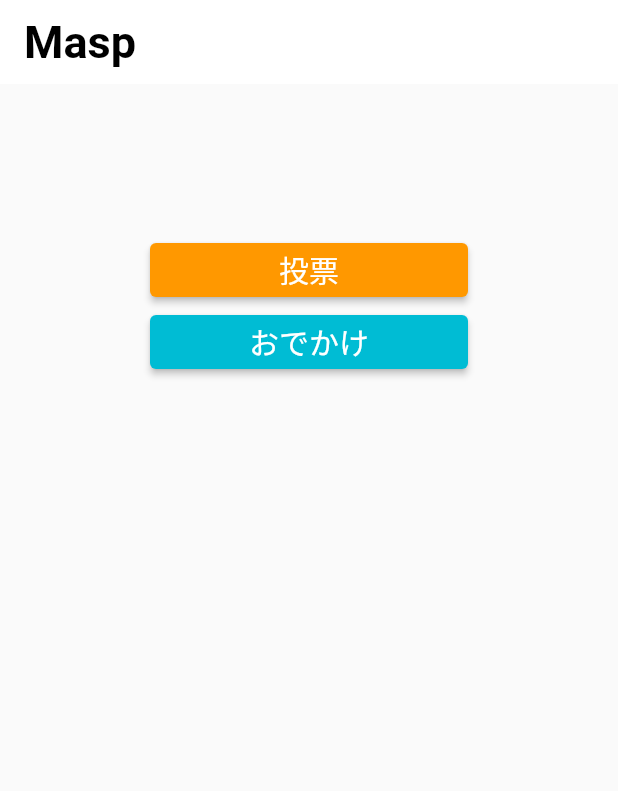
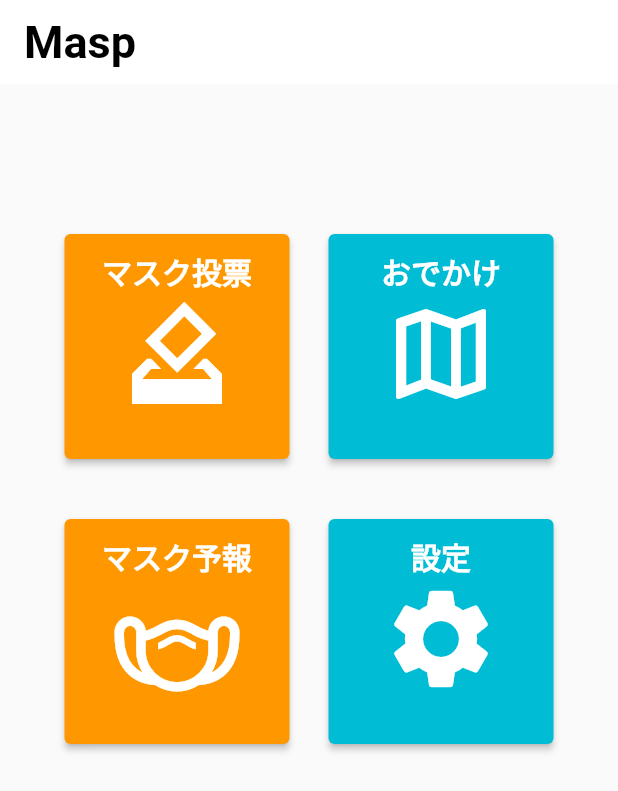
Before and after one commit to s1534/Masp, a Flutter app: the Main_manue screen opened directly, on a phone screen of 412 x 824 dp. Shown: the top 791 px of the screen. Run offline on Flutter 3.47's test engine with Material 2 defaults, Android fonts, the phone set to English and light mode, and no system bars; our stand-ins replace firebase_auth, firebase_core, fl_chart, flutter_datetime_picker, flutter_native_splash, url_launcher_web; missing offline and left inert: firebase_auth_web, firebase_core_web; accounts and stored records are empty.

Commit message:
change main menu UI

```diff
--- a/lib/init.dart
+++ b/lib/init.dart
@@ -17,8 +17,6 @@ void main() async {
 
 class MyApp extends StatelessWidget {
   const MyApp({Key? key}) : super(key: key);
-//ステップ１
-  // This widget is the root of your application.
   @override
   Widget build(BuildContext context) {
     return MaterialApp(
@@ -35,7 +33,6 @@ class MyHomePage extends StatefulWidget {
   const MyHomePage({Key? key, required this.title}) : super(key: key);
 
   final String title;
-  //ステップ１
 
   @override
   State<MyHomePage> createState() => _MyHomePageState();
--- a/lib/mainmune.dart
+++ b/lib/mainmune.dart
@@ -24,36 +24,84 @@ class _Main_manueState extends State<Main_manue> {
         automaticallyImplyLeading: false,
       ),
       body: Column(
+        mainAxisAlignment: MainAxisAlignment.start,
+        children: <Widget>[
+          Padding(
+            padding: const EdgeInsets.fromLTRB(0, 100, 0, 20),
+            child: RowButton(context),
+          ),
+          Padding(
+            padding: const EdgeInsets.fromLTRB(0, 20, 0, 20),
+            child: RowButton2(context),
+          ),
+        ],
+      ),
+    );
+  }
+
+  Row RowButton(BuildContext context) {
+    return Row(
+      mainAxisAlignment: MainAxisAlignment.center,
       children: [
-          Container(
-            // color: Colors.blueGrey.shade400,
-            padding: EdgeInsets.all(100),
-            child: Center(
-              child: Column(
-                mainAxisSize: MainAxisSize.min,
-                children: <Widget>[
-                  SizedBox(
-                    width: 400,
-                    // height: 50,
+        Padding(
+          padding: const EdgeInsets.fromLTRB(0, 0, 10, 0),
+          child: SizedBox(
+            width: 150,
+            height: 150,
             child: ElevatedButton(
               onPressed: () => {
-                        Navigator.of(context)
-                            .push(MaterialPageRoute(builder: (context) {
+                Navigator.of(context).push(
+                  PageRouteBuilder(
+                    pageBuilder: (context, animation, secondaryAnimation) {
                       return Vote();
-                        }))
                     },
-                      child: Text(
-                        '投票',
-                        style: TextStyle(color: Colors.white, fontSize: 20),
+                    transitionsBuilder:
+                        (context, animation, secondaryAnimation, child) {
+                      final double begin = 0.0;
+                      final double end = 1.0;
+                      final Animatable<double> tween =
+                          Tween(begin: begin, end: end)
+                              .chain(CurveTween(curve: Curves.easeInOut));
+                      final Animation<double> doubleAnimation =
+                          animation.drive(tween);
+                      return FadeTransition(
+                        opacity: doubleAnimation,
+                        child: child,
+                      );
+                    },
+                  ),
+                )
+              },
+              child: Padding(
+                padding: const EdgeInsets.fromLTRB(0, 10, 0, 0),
+                child: Column(
+                  children: [
+                    Text(
+                      'マスク投票',
+                      style: TextStyle(
+                          color: Colors.white,
+                          fontSize: 20,
+                          fontWeight: FontWeight.bold),
+                    ),
+                    Icon(
+                        IconData(
+                          0xea26,
+                          fontFamily: 'MaterialIcons',
+                        ),
+                        size: 80)
+                  ],
+                ),
               ),
               style: ElevatedButton.styleFrom(
-                          fixedSize: const Size(300, 30),
-                          primary: Colors.orange),
+                  fixedSize: const Size(300, 30), primary: Colors.orange),
             ),
           ),
-                  SizedBox(
-                    width: 300,
-                    // height: 50,
+        ),
+        Padding(
+          padding: const EdgeInsets.fromLTRB(16, 0, 0, 0),
+          child: SizedBox(
+            width: 150,
+            height: 150,
             child: ElevatedButton(
               onPressed: () => {
                 Navigator.of(context)
@@ -61,21 +109,116 @@ class _Main_manueState extends State<Main_manue> {
                   return Set_destination();
                 }))
               },
-                      child: Text(
+              child: Padding(
+                padding: const EdgeInsets.fromLTRB(0, 10, 0, 0),
+                child: Column(
+                  children: [
+                    Text(
                       "おでかけ",
-                        style: TextStyle(color: Colors.white, fontSize: 20),
+                      style: TextStyle(
+                          color: Colors.white,
+                          fontSize: 20,
+                          fontWeight: FontWeight.bold),
                     ),
-                      // style: ElevatedButton.styleFrom(primary: Colors.cyan[200]),
+                    Icon(IconData(0xf1ae, fontFamily: 'MaterialIcons'),
+                        size: 80)
+                  ],
+                ),
+              ),
               style: ElevatedButton.styleFrom(
                   fixedSize: const Size(30, 30), primary: Colors.cyan),
             ),
           ),
+        ),
       ],
+    );
+  }
+}
+
+Row RowButton2(BuildContext context) {
+  return Row(
+    mainAxisAlignment: MainAxisAlignment.center,
+    children: [
+      Padding(
+        padding: const EdgeInsets.fromLTRB(0, 0, 10, 0),
+        child: SizedBox(
+          width: 150,
+          height: 150,
+          child: ElevatedButton(
+            onPressed: () => {
+              Navigator.of(context).push(
+                PageRouteBuilder(
+                  pageBuilder: (context, animation, secondaryAnimation) {
+                    return Vote();
+                  },
+                  transitionsBuilder:
+                      (context, animation, secondaryAnimation, child) {
+                    final double begin = 0.0;
+                    final double end = 1.0;
+                    final Animatable<double> tween =
+                        Tween(begin: begin, end: end)
+                            .chain(CurveTween(curve: Curves.easeInOut));
+                    final Animation<double> doubleAnimation =
+                        animation.drive(tween);
+                    return FadeTransition(
+                      opacity: doubleAnimation,
+                      child: child,
+                    );
+                  },
+                ),
+              )
+            },
+            child: Padding(
+              padding: const EdgeInsets.fromLTRB(0, 10, 0, 0),
+              child: Column(
+                children: [
+                  Text(
+                    'マスク予報',
+                    style: TextStyle(
+                        color: Colors.white,
+                        fontSize: 20,
+                        fontWeight: FontWeight.bold),
+                  ),
+                  Icon(IconData(0xf1b9, fontFamily: 'MaterialIcons'), size: 100)
+                ],
+              ),
+            ),
+            style: ElevatedButton.styleFrom(
+                fixedSize: const Size(300, 30), primary: Colors.orange),
+          ),
+        ),
+      ),
+      Padding(
+        padding: const EdgeInsets.fromLTRB(16, 0, 0, 0),
+        child: SizedBox(
+          width: 150,
+          height: 150,
+          child: ElevatedButton(
+            onPressed: () => {
+              Navigator.of(context).push(MaterialPageRoute(builder: (context) {
+                return Set_destination();
+              }))
+            },
+            child: Padding(
+              padding: const EdgeInsets.fromLTRB(0, 10, 0, 0),
+              child: Column(
+                children: [
+                  Text(
+                    "設定",
+                    style: TextStyle(
+                        color: Colors.white,
+                        fontSize: 20,
+                        fontWeight: FontWeight.bold),
+                  ),
+                  Icon(IconData(0xe57f, fontFamily: 'MaterialIcons'), size: 80)
+                ],
+              ),
+            ),
+            style: ElevatedButton.styleFrom(
+                fixedSize: const Size(30, 30), primary: Colors.cyan),
           ),
         ),
       ),
     ],
-      ),
   );
 }
-}
```
Also changed, not shown: 11 other files. Lines whose indentation alone changed are shown as unchanged.
